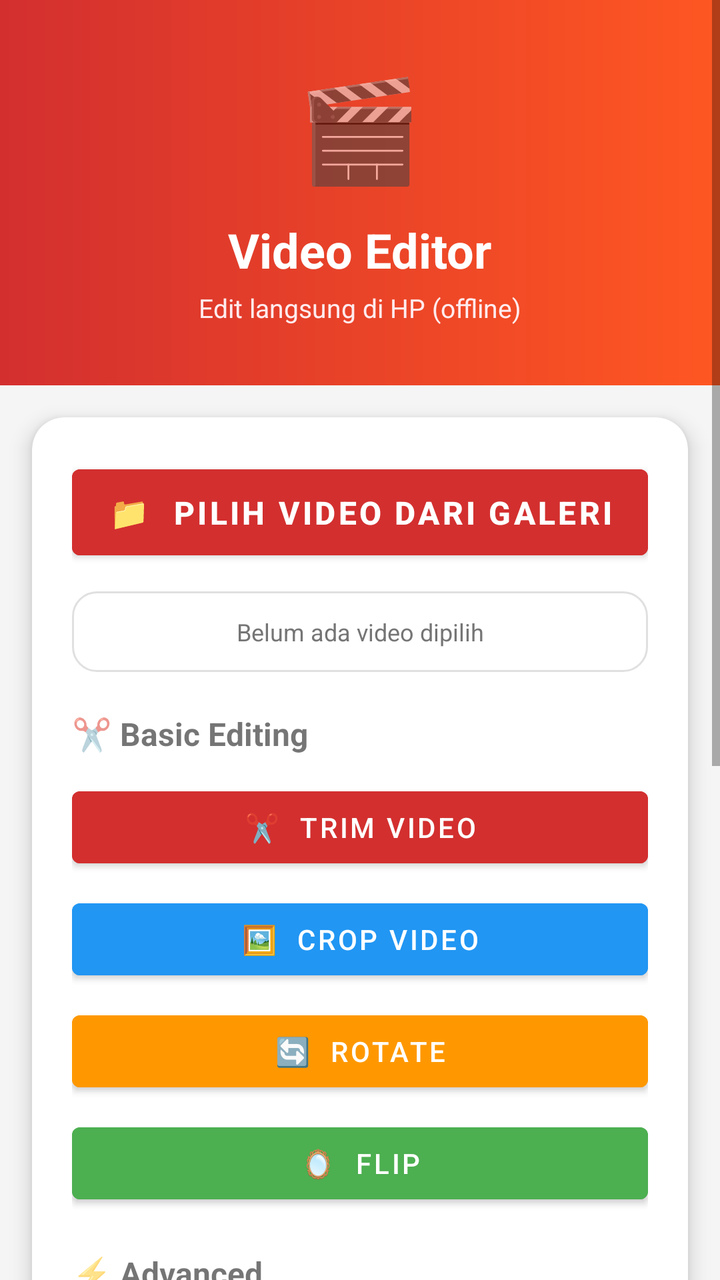
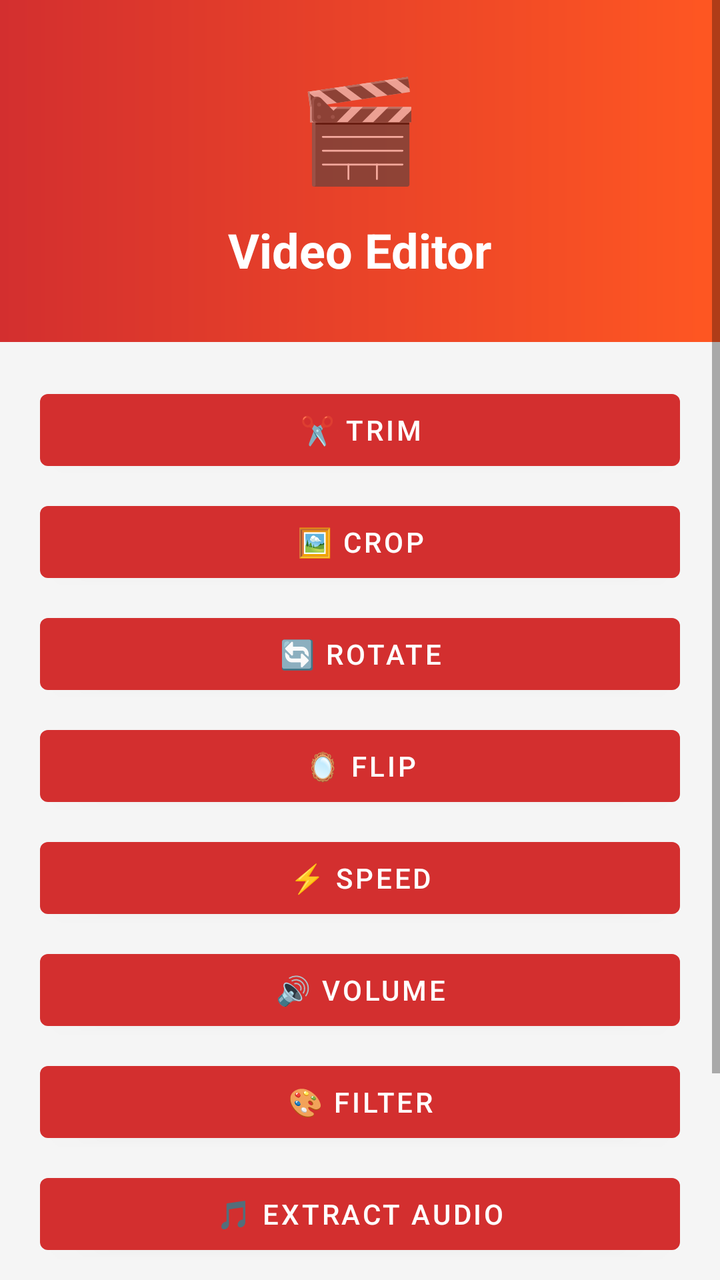

Compare the two renders of this Android layout. The source of the first and the diff that turns it into the second are given below.
<!-- AndroidManifest.xml: application theme Theme.YadPipeline -->
<!-- res/layout/activity_video_editor.xml -->
<?xml version="1.0" encoding="utf-8"?>
<ScrollView xmlns:android="http://schemas.android.com/apk/res/android"
    xmlns:app="http://schemas.android.com/apk/res-auto"
    android:layout_width="match_parent"
    android:layout_height="match_parent"
    android:background="@color/bg_light">

    <LinearLayout
        android:layout_width="match_parent"
        android:layout_height="wrap_content"
        android:orientation="vertical">

        <LinearLayout
            android:layout_width="match_parent"
            android:layout_height="wrap_content"
            android:orientation="vertical"
            android:background="@drawable/header_gradient"
            android:padding="30dp"
            android:gravity="center">

            <TextView
                android:layout_width="wrap_content"
                android:layout_height="wrap_content"
                android:text="🎬"
                android:textSize="50sp" />

            <TextView
                android:layout_width="wrap_content"
                android:layout_height="wrap_content"
                android:text="Video Editor"
                android:textSize="24sp"
                android:textStyle="bold"
                android:textColor="#FFFFFF"
                android:layout_marginTop="12dp" />

            <TextView
                android:layout_width="wrap_content"
                android:layout_height="wrap_content"
                android:text="Edit langsung di HP (offline)"
                android:textSize="13sp"
                android:textColor="#FFEBEE"
                android:layout_marginTop="4dp" />
        </LinearLayout>

        
        <androidx.cardview.widget.CardView
            android:layout_width="match_parent"
            android:layout_height="wrap_content"
            android:layout_margin="16dp"
            app:cardCornerRadius="16dp"
            app:cardElevation="6dp">

            <LinearLayout
                android:layout_width="match_parent"
                android:layout_height="wrap_content"
                android:orientation="vertical"
                android:padding="20dp">

                <Button android:id="@+id/btnSelectVideo"
                    android:layout_width="match_parent"
                    android:layout_height="55dp"
                    android:text="📁  Pilih Video dari Galeri"
                    android:textSize="16sp"
                    android:textStyle="bold"
                    android:backgroundTint="@color/brand_primary"
                    android:textColor="#FFFFFF" />

                <TextView android:id="@+id/tvSelectedVideo"
                    android:layout_width="match_parent"
                    android:layout_height="wrap_content"
                    android:text="Belum ada video dipilih"
                    android:textSize="12sp"
                    android:textColor="@color/text_secondary"
                    android:padding="12dp"
                    android:background="@drawable/card_bg"
                    android:layout_marginTop="12dp"
                    android:gravity="center" />

                
                <TextView
                    android:layout_width="match_parent"
                    android:layout_height="wrap_content"
                    android:text="✂️ Basic Editing"
                    android:textSize="16sp"
                    android:textStyle="bold"
                    android:layout_marginTop="20dp"
                    android:layout_marginBottom="12dp" />

                <Button android:id="@+id/btnTrim"
                    android:layout_width="match_parent" android:layout_height="wrap_content"
                    android:text="✂️  Trim Video"
                    android:backgroundTint="@color/brand_primary" android:textColor="#FFFFFF" />

                <Button android:id="@+id/btnCrop"
                    android:layout_width="match_parent" android:layout_height="wrap_content"
                    android:text="🖼️  Crop Video"
                    android:backgroundTint="@color/info" android:textColor="#FFFFFF"
                    android:layout_marginTop="8dp" />

                <Button android:id="@+id/btnRotate"
                    android:layout_width="match_parent" android:layout_height="wrap_content"
                    android:text="🔄  Rotate"
                    android:backgroundTint="@color/warning" android:textColor="#FFFFFF"
                    android:layout_marginTop="8dp" />

                <Button android:id="@+id/btnFlip"
                    android:layout_width="match_parent" android:layout_height="wrap_content"
                    android:text="🪞  Flip"
                    android:backgroundTint="@color/success" android:textColor="#FFFFFF"
                    android:layout_marginTop="8dp" />

                
                <TextView
                    android:layout_width="match_parent"
                    android:layout_height="wrap_content"
                    android:text="⚡ Advanced"
                    android:textSize="16sp"
                    android:textStyle="bold"
                    android:layout_marginTop="20dp"
                    android:layout_marginBottom="12dp" />

                <Button android:id="@+id/btnSpeed"
                    android:layout_width="match_parent" android:layout_height="wrap_content"
                    android:text="⚡  Speed Control"
                    android:backgroundTint="@color/purple" android:textColor="#FFFFFF" />

                <Button android:id="@+id/btnVolume"
                    android:layout_width="match_parent" android:layout_height="wrap_content"
                    android:text="🔊  Volume Control"
                    android:backgroundTint="#E91E63" android:textColor="#FFFFFF"
                    android:layout_marginTop="8dp" />

                <Button android:id="@+id/btnFilter"
                    android:layout_width="match_parent" android:layout_height="wrap_content"
                    android:text="🎨  Video Filter"
                    android:backgroundTint="#673AB7" android:textColor="#FFFFFF"
                    android:layout_marginTop="8dp" />

                
                <TextView
                    android:layout_width="match_parent"
                    android:layout_height="wrap_content"
                    android:text="📦 Convert &amp; Optimize"
                    android:textSize="16sp"
                    android:textStyle="bold"
                    android:layout_marginTop="20dp"
                    android:layout_marginBottom="12dp" />

                <Button android:id="@+id/btnExtractAudio"
                    android:layout_width="match_parent" android:layout_height="wrap_content"
                    android:text="🎵  Extract Audio (MP3)"
                    android:backgroundTint="#009688" android:textColor="#FFFFFF" />

                <Button android:id="@+id/btnCompress"
                    android:layout_width="match_parent" android:layout_height="wrap_content"
                    android:text="📦  Compress Video"
                    android:backgroundTint="#FF5722" android:textColor="#FFFFFF"
                    android:layout_marginTop="8dp" />

                <Button android:id="@+id/btnConvertFormat"
                    android:layout_width="match_parent" android:layout_height="wrap_content"
                    android:text="🔄  Convert Format"
                    android:backgroundTint="#3F51B5" android:textColor="#FFFFFF"
                    android:layout_marginTop="8dp" />
            </LinearLayout>
        </androidx.cardview.widget.CardView>
    </LinearLayout>
</ScrollView>
<!-- resources referenced by this layout -->
<resources>
  <color name="bg_light">#F5F5F5</color>
  <color name="brand_primary">#D32F2F</color>
  <color name="info">#2196F3</color>
  <color name="purple">#9C27B0</color>
  <color name="success">#4CAF50</color>
  <color name="text_secondary">#757575</color>
  <color name="warning">#FF9800</color>
  <!-- drawable card_bg (drawable) -->
  <?xml version="1.0" encoding="utf-8"?>
  <shape xmlns:android="http://schemas.android.com/apk/res/android">
      <solid android:color="#FFFFFF" />
      <corners android:radius="12dp" />
      <stroke android:width="1dp" android:color="#E0E0E0" />
  </shape>
  <!-- drawable header_gradient (drawable) -->
  <?xml version="1.0" encoding="utf-8"?>
  <shape xmlns:android="http://schemas.android.com/apk/res/android">
      <gradient
          android:angle="0"
          android:startColor="#D32F2F"
          android:endColor="#FF5722"
          android:type="linear" />
  </shape>
  <style name="Theme.YadPipeline" parent="Theme.MaterialComponents.DayNight.NoActionBar">
          <item name="colorPrimary">@color/brand_primary</item>
          <item name="colorAccent">@color/brand_accent</item>
          <item name="android:windowBackground">@color/bg_light</item>
          <item name="android:statusBarColor">@color/brand_dark</item>
      </style>
  <color name="brand_accent">#FFC107</color>
  <color name="brand_dark">#9A0007</color>
</resources>

<!-- the commit's change to res/layout/activity_video_editor.xml (unified diff, before → after) -->
@@ -1,168 +1,49 @@
 <?xml version="1.0" encoding="utf-8"?>
 <ScrollView xmlns:android="http://schemas.android.com/apk/res/android"
-    xmlns:app="http://schemas.android.com/apk/res-auto"
-    android:layout_width="match_parent"
-    android:layout_height="match_parent"
+    android:layout_width="match_parent" android:layout_height="match_parent"
     android:background="@color/bg_light">
-
-    <LinearLayout
-        android:layout_width="match_parent"
-        android:layout_height="wrap_content"
+    <LinearLayout android:layout_width="match_parent" android:layout_height="wrap_content"
         android:orientation="vertical">
-
-        <LinearLayout
-            android:layout_width="match_parent"
-            android:layout_height="wrap_content"
-            android:orientation="vertical"
-            android:background="@drawable/header_gradient"
-            android:padding="30dp"
-            android:gravity="center">
-
-            <TextView
-                android:layout_width="wrap_content"
-                android:layout_height="wrap_content"
-                android:text="🎬"
-                android:textSize="50sp" />
-
-            <TextView
-                android:layout_width="wrap_content"
-                android:layout_height="wrap_content"
-                android:text="Video Editor"
-                android:textSize="24sp"
-                android:textStyle="bold"
-                android:textColor="#FFFFFF"
-                android:layout_marginTop="12dp" />
-
-            <TextView
-                android:layout_width="wrap_content"
-                android:layout_height="wrap_content"
-                android:text="Edit langsung di HP (offline)"
-                android:textSize="13sp"
-                android:textColor="#FFEBEE"
-                android:layout_marginTop="4dp" />
+        <LinearLayout android:layout_width="match_parent" android:layout_height="wrap_content"
+            android:orientation="vertical" android:background="@drawable/header_gradient"
+            android:padding="30dp" android:gravity="center">
+            <TextView android:layout_width="wrap_content" android:layout_height="wrap_content"
+                android:text="🎬" android:textSize="50sp" />
+            <TextView android:layout_width="wrap_content" android:layout_height="wrap_content"
+                android:text="Video Editor" android:textSize="24sp" android:textStyle="bold"
+                android:textColor="#FFFFFF" android:layout_marginTop="12dp" />
         </LinearLayout>
-
-        
-        <androidx.cardview.widget.CardView
-            android:layout_width="match_parent"
-            android:layout_height="wrap_content"
-            android:layout_margin="16dp"
-            app:cardCornerRadius="16dp"
-            app:cardElevation="6dp">
-
-            <LinearLayout
-                android:layout_width="match_parent"
-                android:layout_height="wrap_content"
-                android:orientation="vertical"
-                android:padding="20dp">
-
-                <Button android:id="@+id/btnSelectVideo"
-                    android:layout_width="match_parent"
-                    android:layout_height="55dp"
-                    android:text="📁  Pilih Video dari Galeri"
-                    android:textSize="16sp"
-                    android:textStyle="bold"
-                    android:backgroundTint="@color/brand_primary"
-                    android:textColor="#FFFFFF" />
-
-                <TextView android:id="@+id/tvSelectedVideo"
-                    android:layout_width="match_parent"
-                    android:layout_height="wrap_content"
-                    android:text="Belum ada video dipilih"
-                    android:textSize="12sp"
-                    android:textColor="@color/text_secondary"
-                    android:padding="12dp"
-                    android:background="@drawable/card_bg"
-                    android:layout_marginTop="12dp"
-                    android:gravity="center" />
-
-                
-                <TextView
-                    android:layout_width="match_parent"
-                    android:layout_height="wrap_content"
-                    android:text="✂️ Basic Editing"
-                    android:textSize="16sp"
-                    android:textStyle="bold"
-                    android:layout_marginTop="20dp"
-                    android:layout_marginBottom="12dp" />
-
-                <Button android:id="@+id/btnTrim"
-                    android:layout_width="match_parent" android:layout_height="wrap_content"
-                    android:text="✂️  Trim Video"
-                    android:backgroundTint="@color/brand_primary" android:textColor="#FFFFFF" />
-
-                <Button android:id="@+id/btnCrop"
-                    android:layout_width="match_parent" android:layout_height="wrap_content"
-                    android:text="🖼️  Crop Video"
-                    android:backgroundTint="@color/info" android:textColor="#FFFFFF"
-                    android:layout_marginTop="8dp" />
-
-                <Button android:id="@+id/btnRotate"
-                    android:layout_width="match_parent" android:layout_height="wrap_content"
-                    android:text="🔄  Rotate"
-                    android:backgroundTint="@color/warning" android:textColor="#FFFFFF"
-                    android:layout_marginTop="8dp" />
-
-                <Button android:id="@+id/btnFlip"
-                    android:layout_width="match_parent" android:layout_height="wrap_content"
-                    android:text="🪞  Flip"
-                    android:backgroundTint="@color/success" android:textColor="#FFFFFF"
-                    android:layout_marginTop="8dp" />
-
-                
-                <TextView
-                    android:layout_width="match_parent"
-                    android:layout_height="wrap_content"
-                    android:text="⚡ Advanced"
-                    android:textSize="16sp"
-                    android:textStyle="bold"
-                    android:layout_marginTop="20dp"
-                    android:layout_marginBottom="12dp" />
-
-                <Button android:id="@+id/btnSpeed"
-                    android:layout_width="match_parent" android:layout_height="wrap_content"
-                    android:text="⚡  Speed Control"
-                    android:backgroundTint="@color/purple" android:textColor="#FFFFFF" />
-
-                <Button android:id="@+id/btnVolume"
-                    android:layout_width="match_parent" android:layout_height="wrap_content"
-                    android:text="🔊  Volume Control"
-                    android:backgroundTint="#E91E63" android:textColor="#FFFFFF"
-                    android:layout_marginTop="8dp" />
-
-                <Button android:id="@+id/btnFilter"
-                    android:layout_width="match_parent" android:layout_height="wrap_content"
-                    android:text="🎨  Video Filter"
-                    android:backgroundTint="#673AB7" android:textColor="#FFFFFF"
-                    android:layout_marginTop="8dp" />
-
-                
-                <TextView
-                    android:layout_width="match_parent"
-                    android:layout_height="wrap_content"
-                    android:text="📦 Convert &amp; Optimize"
-                    android:textSize="16sp"
-                    android:textStyle="bold"
-                    android:layout_marginTop="20dp"
-                    android:layout_marginBottom="12dp" />
-
-                <Button android:id="@+id/btnExtractAudio"
-                    android:layout_width="match_parent" android:layout_height="wrap_content"
-                    android:text="🎵  Extract Audio (MP3)"
-                    android:backgroundTint="#009688" android:textColor="#FFFFFF" />
-
-                <Button android:id="@+id/btnCompress"
-                    android:layout_width="match_parent" android:layout_height="wrap_content"
-                    android:text="📦  Compress Video"
-                    android:backgroundTint="#FF5722" android:textColor="#FFFFFF"
-                    android:layout_marginTop="8dp" />
-
-                <Button android:id="@+id/btnConvertFormat"
-                    android:layout_width="match_parent" android:layout_height="wrap_content"
-                    android:text="🔄  Convert Format"
-                    android:backgroundTint="#3F51B5" android:textColor="#FFFFFF"
-                    android:layout_marginTop="8dp" />
-            </LinearLayout>
-        </androidx.cardview.widget.CardView>
+        <LinearLayout android:layout_width="match_parent" android:layout_height="wrap_content"
+            android:orientation="vertical" android:padding="20dp">
+            <Button android:id="@+id/btnTrim" android:layout_width="match_parent"
+                android:layout_height="wrap_content" android:text="✂️ Trim" />
+            <Button android:id="@+id/btnCrop" android:layout_width="match_parent"
+                android:layout_height="wrap_content" android:text="🖼️ Crop"
+                android:layout_marginTop="8dp" />
+            <Button android:id="@+id/btnRotate" android:layout_width="match_parent"
+                android:layout_height="wrap_content" android:text="🔄 Rotate"
+                android:layout_marginTop="8dp" />
+            <Button android:id="@+id/btnFlip" android:layout_width="match_parent"
+                android:layout_height="wrap_content" android:text="🪞 Flip"
+                android:layout_marginTop="8dp" />
+            <Button android:id="@+id/btnSpeed" android:layout_width="match_parent"
+                android:layout_height="wrap_content" android:text="⚡ Speed"
+                android:layout_marginTop="8dp" />
+            <Button android:id="@+id/btnVolume" android:layout_width="match_parent"
+                android:layout_height="wrap_content" android:text="🔊 Volume"
+                android:layout_marginTop="8dp" />
+            <Button android:id="@+id/btnFilter" android:layout_width="match_parent"
+                android:layout_height="wrap_content" android:text="🎨 Filter"
+                android:layout_marginTop="8dp" />
+            <Button android:id="@+id/btnExtractAudio" android:layout_width="match_parent"
+                android:layout_height="wrap_content" android:text="🎵 Extract Audio"
+                android:layout_marginTop="8dp" />
+            <Button android:id="@+id/btnCompress" android:layout_width="match_parent"
+                android:layout_height="wrap_content" android:text="📦 Compress"
+                android:layout_marginTop="8dp" />
+            <Button android:id="@+id/btnConvertFormat" android:layout_width="match_parent"
+                android:layout_height="wrap_content" android:text="🔄 Convert"
+                android:layout_marginTop="8dp" />
+        </LinearLayout>
     </LinearLayout>
 </ScrollView>
<!-- resource entries referenced after the edit -->
@@ -2,18 +2,6 @@
 <resources>
   <color name="bg_light">#F5F5F5</color>
   <color name="brand_primary">#D32F2F</color>
-  <color name="info">#2196F3</color>
-  <color name="purple">#9C27B0</color>
-  <color name="success">#4CAF50</color>
-  <color name="text_secondary">#757575</color>
-  <color name="warning">#FF9800</color>
-  <!-- drawable card_bg (drawable) -->
-  <?xml version="1.0" encoding="utf-8"?>
-  <shape xmlns:android="http://schemas.android.com/apk/res/android">
-      <solid android:color="#FFFFFF" />
-      <corners android:radius="12dp" />
-      <stroke android:width="1dp" android:color="#E0E0E0" />
-  </shape>
   <!-- drawable header_gradient (drawable) -->
   <?xml version="1.0" encoding="utf-8"?>
   <shape xmlns:android="http://schemas.android.com/apk/res/android">
